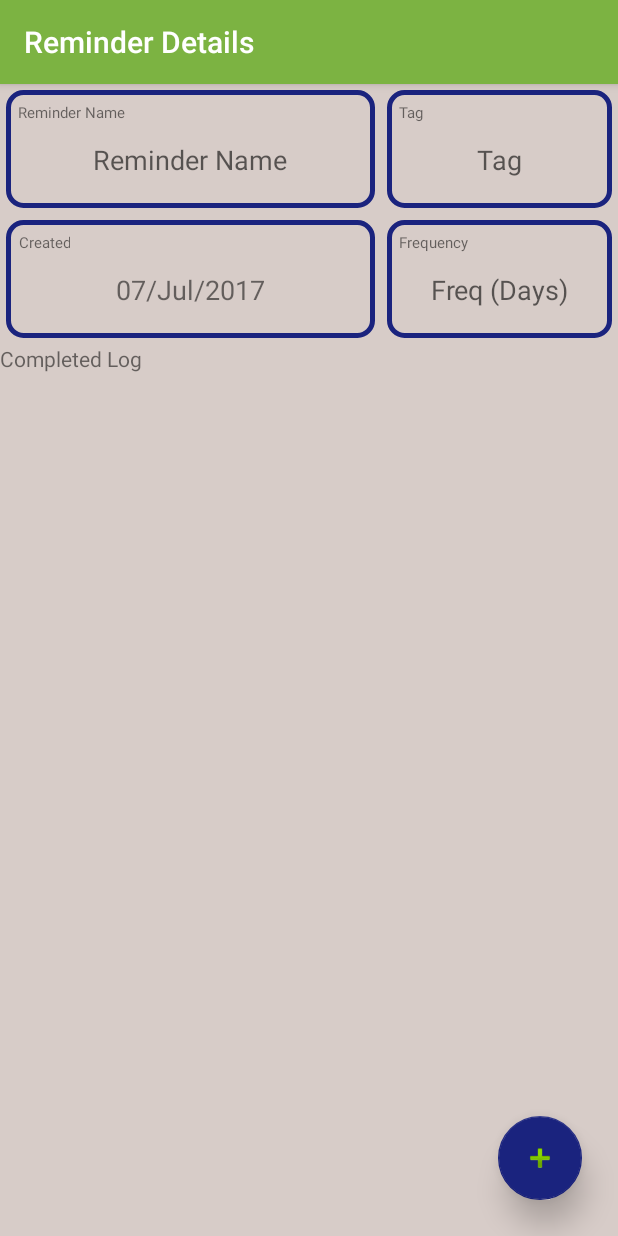
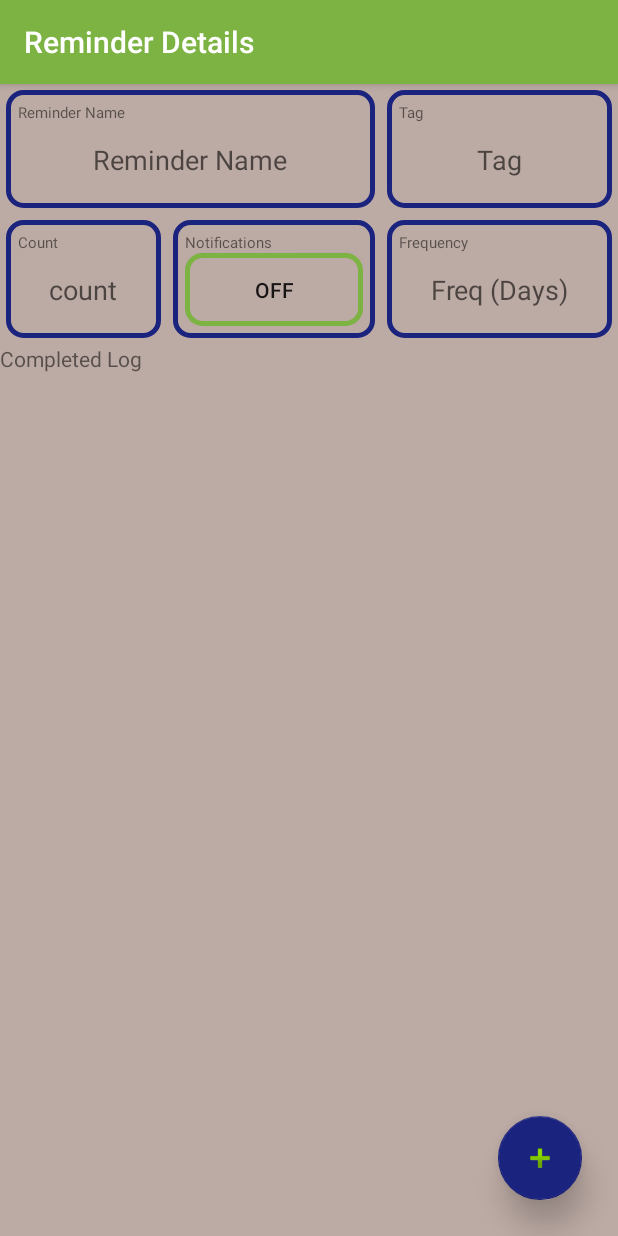
Before and after one commit to AndyCr15/RegularReminders, an Android app: the AddReminderItem screen opened directly, with no data from a screen before it, on a phone screen of 412 x 824 dp. Run offline under Robolectric (Android 15) with nearby library versions, the phone set to English and light mode, and no system bars; 6 statements that could not run were skipped.

Commit message:
Notifications working.

```diff
--- a/app/src/main/java/com/androidandyuk/regularreminders/AddReminderItem.java
+++ b/app/src/main/java/com/androidandyuk/regularreminders/AddReminderItem.java
@@ -22,6 +22,7 @@ import android.widget.EditText;
 import android.widget.ListView;
 import android.widget.TextView;
 import android.widget.Toast;
+import android.widget.ToggleButton;
 
 import java.text.ParseException;
 import java.util.ArrayList;
@@ -34,6 +35,7 @@ import static com.androidandyuk.regularreminders.MainActivity.activeReminderPosi
 import static com.androidandyuk.regularreminders.MainActivity.itemLongPressedPosition;
 import static com.androidandyuk.regularreminders.MainActivity.reminders;
 import static com.androidandyuk.regularreminders.MainActivity.saveCompletedToGoogle;
+import static com.androidandyuk.regularreminders.MainActivity.saveReminderToGoogle;
 import static com.androidandyuk.regularreminders.MainActivity.saveReminders;
 import static com.androidandyuk.regularreminders.MainActivity.sdf;
 import static com.androidandyuk.regularreminders.MainActivity.staticTodayString;
@@ -45,8 +47,9 @@ public class AddReminderItem extends AppCompatActivity {
     EditText name;
     EditText tag;
     EditText frequency;
-    TextView dateTV;
-    TextView logType;
+    TextView countTV;
+    TextView countHeader;
+    ToggleButton notifyToggle;
 
     private DatePickerDialog.OnDateSetListener logDateSetListener;
 
@@ -114,19 +117,19 @@ public class AddReminderItem extends AppCompatActivity {
         name = (EditText) findViewById(R.id.nameET);
         tag = (EditText) findViewById(R.id.tagET);
         frequency = (EditText) findViewById(R.id.frequencyET);
-        dateTV = (TextView) findViewById(R.id.dateTV);
-        logType = (TextView) findViewById(R.id.logType);
+        countTV = (TextView) findViewById(R.id.countTV);
+        countHeader = (TextView) findViewById(R.id.countHeader);
+        notifyToggle = (ToggleButton) findViewById(R.id.notifyToggle);
 
-        dateTV.setText(staticTodayString);
+        countTV.setText(Integer.toString(reminders.get(activeReminderPosition).completed.size()));
+        name.setText(reminders.get(activeReminderPosition).name);
+        tag.setText(reminders.get(activeReminderPosition).tag);
+        frequency.setText(Integer.toString(reminders.get(activeReminderPosition).frequency));
+        notifyToggle.setChecked(reminders.get(activeReminderPosition).notify);
 
-        if (activeReminder != null) {
-            name.setText(reminders.get(activeReminderPosition).name);
-            tag.setText(reminders.get(activeReminderPosition).tag);
-            frequency.setText(Integer.toString(reminders.get(activeReminderPosition).frequency));
-            dateTV.setText(reminders.get(activeReminderPosition).completed.get(itemLongPressedPosition));
-            logType.setText("Last Completed");
-        } else {
-            logType.setText("Created");
+        if (reminders.get(activeReminderPosition).notify) {
+            notifyToggle.setBackgroundDrawable(getResources().getDrawable(R.drawable.rounded_corners));
+
         }
 
         logDateSetListener = new DatePickerDialog.OnDateSetListener() {
@@ -143,14 +146,37 @@ public class AddReminderItem extends AppCompatActivity {
             }
         };
 
+        notifyToggle.setOnClickListener(new View.OnClickListener() {
+
+            @Override
+            public void onClick(View v) {
+                if ( notifyToggle.isChecked()) {
+//                    notifyToggle.setTextOff("ON");
+                    notifyToggle.setChecked(true);
+                    reminders.get(activeReminderPosition).notify = true;
+                    notifyToggle.setBackgroundDrawable(getResources().getDrawable(R.drawable.rounded_corners));
+                    Log.i("SetNotify","" + reminders.get(activeReminderPosition).notify);
+
+                } else {
+//                    notifyToggle.setTextOn("OFF");
+                    notifyToggle.setChecked(false);
+                    reminders.get(activeReminderPosition).notify = false;
+                    notifyToggle.setBackgroundDrawable(getResources().getDrawable(R.drawable.rounded_corners_back));
+                    Log.i("SetNotify","" + reminders.get(activeReminderPosition).notify);
+
+                }
+            }
+        });
     }
 
     public void setReminderDate(View view) {
+        Log.i("setReminderDate","Started");
         itemLongPressedPosition = -1;
         updateReminderDate();
     }
 
     public void updateReminderDate() {
+        Log.i("updateReminderDate","Started");
         String thisDateString = "";
         // read the current date as we're editing and put it in thisDateString instead of staticTodayString
         if (itemLongPressedPosition >= 0) {
@@ -188,13 +214,17 @@ public class AddReminderItem extends AppCompatActivity {
     }
 
     public void updateReminder() {
+        Log.i("updateReminder","Started");
         // we're editing, so just update the details
         reminders.get(activeReminderPosition).name = name.getText().toString();
         reminders.get(activeReminderPosition).tag = tag.getText().toString();
         reminders.get(activeReminderPosition).frequency = Integer.parseInt(frequency.getText().toString());
+        reminders.get(activeReminderPosition).notify = notifyToggle.isChecked();
 
         saveReminders();
+        saveReminderToGoogle();
         saveCompletedToGoogle();
+
 //        MainActivity.myAdapter.notifyDataSetChanged();
 //        Collections.sort(reminders);
 //        resetAddItem();
--- a/app/src/main/java/com/androidandyuk/regularreminders/GoogleItem.java
+++ b/app/src/main/java/com/androidandyuk/regularreminders/GoogleItem.java
@@ -8,6 +8,7 @@ public class GoogleItem {
     String Name;
     String Tag;
     int Freq;
+    Boolean Notify;
     String Completed;
 
     public GoogleItem() {
@@ -23,6 +24,10 @@ public class GoogleItem {
 
     public String getTag() {
         return Tag;
+    }
+
+    public Boolean getNotify() {
+        return Notify;
     }
 
     public void setTag(String tag) {
--- a/app/src/main/java/com/androidandyuk/regularreminders/reminderItem.java
+++ b/app/src/main/java/com/androidandyuk/regularreminders/reminderItem.java
@@ -18,21 +18,24 @@ public class reminderItem implements Comparable<reminderItem> {
     String name;
     String tag;
     int frequency;
+    Boolean notify;
     ArrayList<String> completed = new ArrayList<>();
 
     public reminderItem(String name, String tag, int frequency) {
         this.name = name;
         this.tag = tag;
         this.frequency = frequency;
+        this.notify = true;
         String today = sdf.format(new Date());
         Log.i("reminderItem", "Creating new item " + name);
         this.completed.add(today);
     }
 
-    public reminderItem(String name, String tag, int frequency, String status) {
+    public reminderItem(String name, String tag, int frequency, Boolean notify, String status) {
         this.name = name;
         this.tag = tag;
         this.frequency = frequency;
+        this.notify = notify;
         this.completed = new ArrayList<>();
     }
 
--- a/app/src/main/res/layout/activity_add_reminder_item.xml
+++ b/app/src/main/res/layout/activity_add_reminder_item.xml
@@ -107,22 +107,50 @@
                 android:padding="8dp">
 
                 <TextView
-                    android:id="@+id/logType"
+                    android:id="@+id/countHeader"
                     android:layout_width="wrap_content"
                     android:layout_height="wrap_content"
                     android:layout_weight="1"
-                    android:text="Date"
+                    android:text="Count"
                     android:textAlignment="center"
                     android:textSize="10sp" />
 
                 <TextView
-                    android:id="@+id/dateTV"
+                    android:id="@+id/countTV"
                     android:layout_width="match_parent"
                     android:layout_height="wrap_content"
                     android:layout_weight="1"
-                    android:hint="date"
+                    android:hint="count"
                     android:textAlignment="center"
                     android:textSize="18sp" />
+
+            </LinearLayout>
+
+            <LinearLayout
+                android:layout_width="wrap_content"
+                android:layout_height="match_parent"
+                android:layout_margin="4dp"
+                android:layout_weight="1"
+                android:background="@drawable/rounded_corners_accent_back"
+                android:orientation="vertical"
+                android:padding="8dp">
+
+                <TextView
+                    android:id="@+id/notifyHeader"
+                    android:layout_width="wrap_content"
+                    android:layout_height="wrap_content"
+                    android:layout_weight="1"
+                    android:text="Notifications"
+                    android:textAlignment="center"
+                    android:textSize="10sp" />
+
+                <ToggleButton
+                    android:id="@+id/notifyToggle"
+                    android:layout_width="match_parent"
+                    android:layout_height="wrap_content"
+                    android:layout_weight="1"
+                    android:background="@drawable/rounded_corners_back"
+                    android:text="ToggleButton" />
 
             </LinearLayout>
 
--- a/app/src/main/res/values/colors.xml
+++ b/app/src/main/res/values/colors.xml
@@ -3,7 +3,7 @@
     <color name="colorPrimary">#7cb342</color>
     <color name="colorPrimaryDark">#2e7d32</color>
     <color name="colorAccent">#1a237e</color>
-    <color name="colorBackground">#d7ccc8</color>
+    <color name="colorBackground">#bcaaa4</color>
     <color name="colorGreen">#558b2f</color>
     <color name="colorLightGreen">#8bc34a</color>
     <color name="colorGreenYellow">#c0ca33</color>
```
Also changed, not shown: app/src/main/java/com/androidandyuk/regularreminders/MainActivity.java (+68 -27 lines), app/src/main/java/com/androidandyuk/regularreminders/NotificationReceiver.java (+28 -1 lines).
